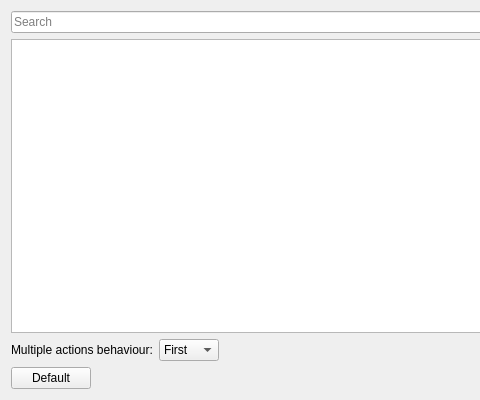
First picture: the form in config/main_window.ui, repository lxqt/lxqt-globalkeys, before the edit; both pictures show x 0 to 480 and y 0 to 400 of the 750 by 400 pixel window.
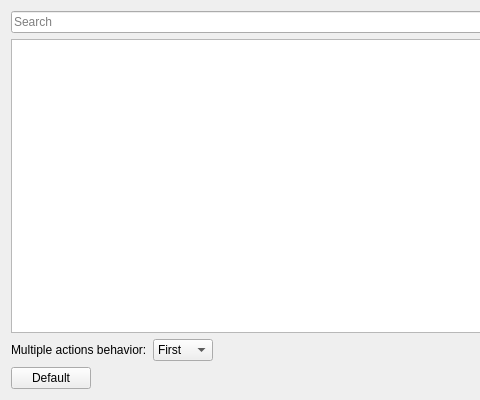
Second picture: the form after the edit. Icons and pictures are not drawn.

What changed in the file:
```diff
--- a/config/main_window.ui
+++ b/config/main_window.ui
@@ -132,7 +132,7 @@
      <item>
       <widget class="QLabel" name="multipleActionsBehaviour_L">
        <property name="text">
-        <string>Multiple actions behaviour:</string>
+        <string>Multiple actions behavior:</string>
        </property>
       </widget>
      </item>
```
